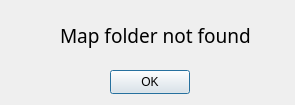
This is errormessage.ui in Azuyah/Map-Tool as Qt 5 draws it before an edit. The edited form follows.
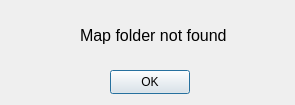
This is the edited form.

The edit to the form file:
```diff
--- a/errormessage.ui
+++ b/errormessage.ui
@@ -35,7 +35,7 @@
   <widget class="QLabel" name="label">
    <property name="geometry">
     <rect>
-     <x>60</x>
+     <x>80</x>
      <y>10</y>
      <width>191</width>
      <height>51</height>
@@ -49,8 +49,8 @@
    </property>
    <property name="font">
     <font>
-     <family>Segoe UI Variable Text Semiligh</family>
-     <pointsize>14</pointsize>
+     <family>Arial</family>
+     <pointsize>12</pointsize>
     </font>
    </property>
    <property name="text">
```
